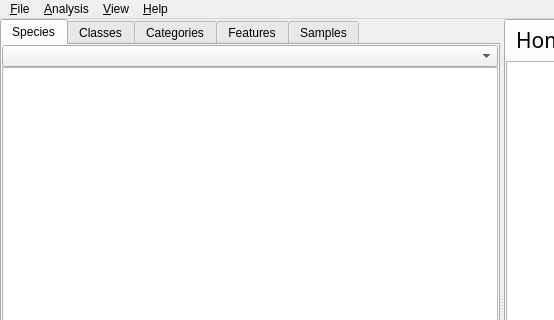
Old version of the form ui/lipidspacegui.ui in the repository lifs-tools/lipidspace; both pictures show x 0 to 554 and y 0 to 320 of the 1229 by 615 pixel window.
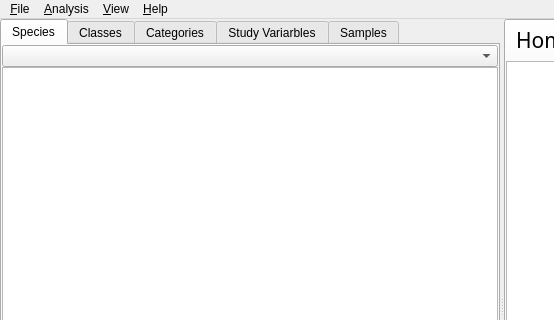
New version of the form. Custom widgets are drawn as their Qt base class.

```diff
--- a/ui/lipidspacegui.ui
+++ b/ui/lipidspacegui.ui
@@ -179,7 +179,7 @@
           </widget>
           <widget class="QWidget" name="featureTab">
            <attribute name="title">
-            <string>Features</string>
+            <string>Study Variarbles</string>
            </attribute>
            <layout class="QVBoxLayout" name="verticalLayout_5">
             <property name="spacing">
```
Left out of the diff: 3 changed lines with no effect on the pictures. Lines whose indentation alone changed are shown as unchanged.
